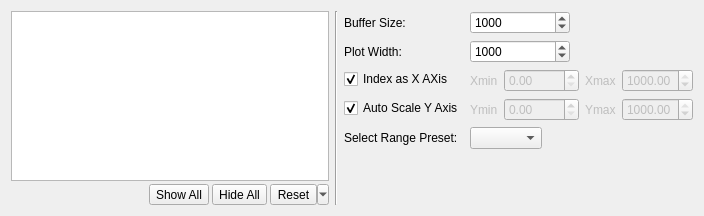
The window that src/plotcontrolpanel.ui (AlexanderAmelkin/SerialPlot) describes before a commit, drawn with Qt 5.
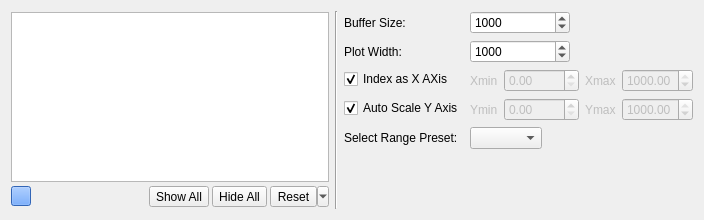
The same window after the commit. Custom widgets are drawn as their Qt base class.

```diff
--- a/src/plotcontrolpanel.ui
+++ b/src/plotcontrolpanel.ui
@@ -7,7 +7,7 @@
     <x>0</x>
     <y>0</y>
     <width>704</width>
-    <height>195</height>
+    <height>220</height>
    </rect>
   </property>
   <property name="windowTitle">
@@ -69,9 +69,9 @@
          <enum>QLayout::SetMaximumSize</enum>
         </property>
         <item>
-         <widget class="color_widgets::ColorSelector" name="colorSelector" native="true">
+         <widget class="QPushButton" name="pbColorSel">
           <property name="sizePolicy">
-           <sizepolicy hsizetype="Maximum" vsizetype="Preferred">
+           <sizepolicy hsizetype="Fixed" vsizetype="Fixed">
             <horstretch>0</horstretch>
             <verstretch>0</verstretch>
            </sizepolicy>
@@ -88,6 +88,15 @@
             <height>20</height>
            </size>
           </property>
+          <property name="styleSheet">
+           <string notr="true">background-color: rgb(70, 141, 255);</string>
+          </property>
+          <property name="text">
+           <string/>
+          </property>
+          <property name="flat">
+           <bool>false</bool>
+          </property>
          </widget>
         </item>
         <item>
@@ -411,14 +420,6 @@
    </item>
   </layout>
  </widget>
- <customwidgets>
-  <customwidget>
-   <class>color_widgets::ColorSelector</class>
-   <extends>QWidget</extends>
-   <header>color_selector.hpp</header>
-   <container>1</container>
-  </customwidget>
- </customwidgets>
  <resources/>
  <connections/>
 </ui>
```
